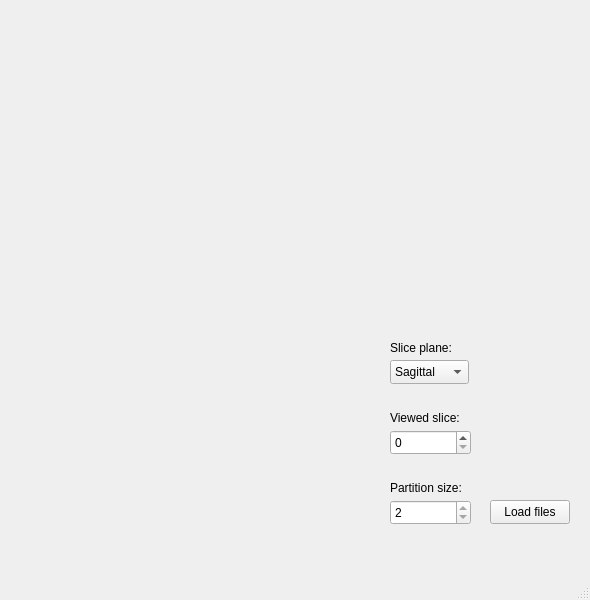
First picture: the form in src/mainwindow.ui, repository egor79k/vertical_stitching, before the edit.
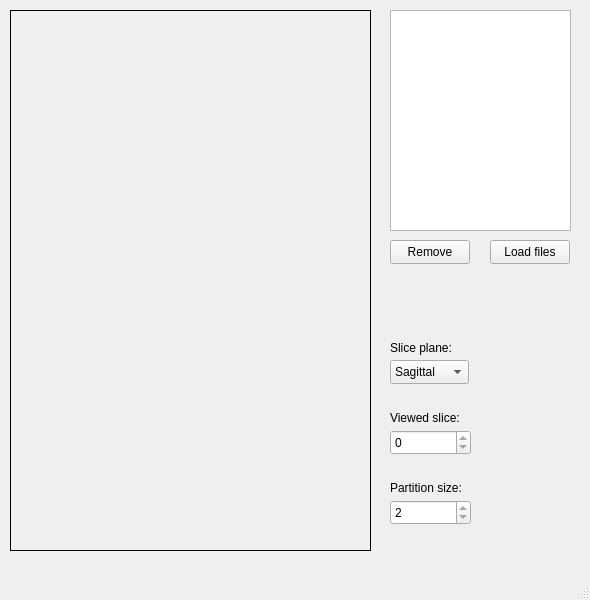
Second picture: the form after the edit.

Commit message: Scans list added

What changed in the file:
```diff
--- a/src/mainwindow.ui
+++ b/src/mainwindow.ui
@@ -18,7 +18,7 @@
     <property name="geometry">
      <rect>
       <x>490</x>
-      <y>500</y>
+      <y>240</y>
       <width>80</width>
       <height>24</height>
      </rect>
@@ -39,6 +39,9 @@
     <property name="toolTip">
      <string>&lt;html&gt;&lt;head/&gt;&lt;body&gt;&lt;p&gt;Viewed slice number&lt;/p&gt;&lt;/body&gt;&lt;/html&gt;</string>
     </property>
+    <property name="maximum">
+     <number>0</number>
+    </property>
    </widget>
    <widget class="QLabel" name="sliceSpinLabel">
     <property name="geometry">
@@ -62,6 +65,9 @@
       <height>541</height>
      </rect>
     </property>
+    <property name="frameShape">
+     <enum>QFrame::Box</enum>
+    </property>
     <property name="text">
      <string/>
     </property>
@@ -136,6 +142,38 @@
      <string>Slice plane:</string>
     </property>
    </widget>
+   <widget class="QListWidget" name="scansList">
+    <property name="geometry">
+     <rect>
+      <x>390</x>
+      <y>10</y>
+      <width>181</width>
+      <height>221</height>
+     </rect>
+    </property>
+    <property name="dragEnabled">
+     <bool>true</bool>
+    </property>
+    <property name="dragDropMode">
+     <enum>QAbstractItemView::InternalMove</enum>
+    </property>
+   </widget>
+   <widget class="QPushButton" name="pushButton">
+    <property name="geometry">
+     <rect>
+      <x>390</x>
+      <y>240</y>
+      <width>80</width>
+      <height>24</height>
+     </rect>
+    </property>
+    <property name="toolTip">
+     <string>&lt;html&gt;&lt;head/&gt;&lt;body&gt;&lt;p&gt;Remove scans to stitch&lt;/p&gt;&lt;/body&gt;&lt;/html&gt;</string>
+    </property>
+    <property name="text">
+     <string>Remove</string>
+    </property>
+   </widget>
   </widget>
   <widget class="QMenuBar" name="menubar">
    <property name="geometry">
```
Left out of the diff: 3 changed lines with no effect on the pictures. The commit also changes 6 other files.
